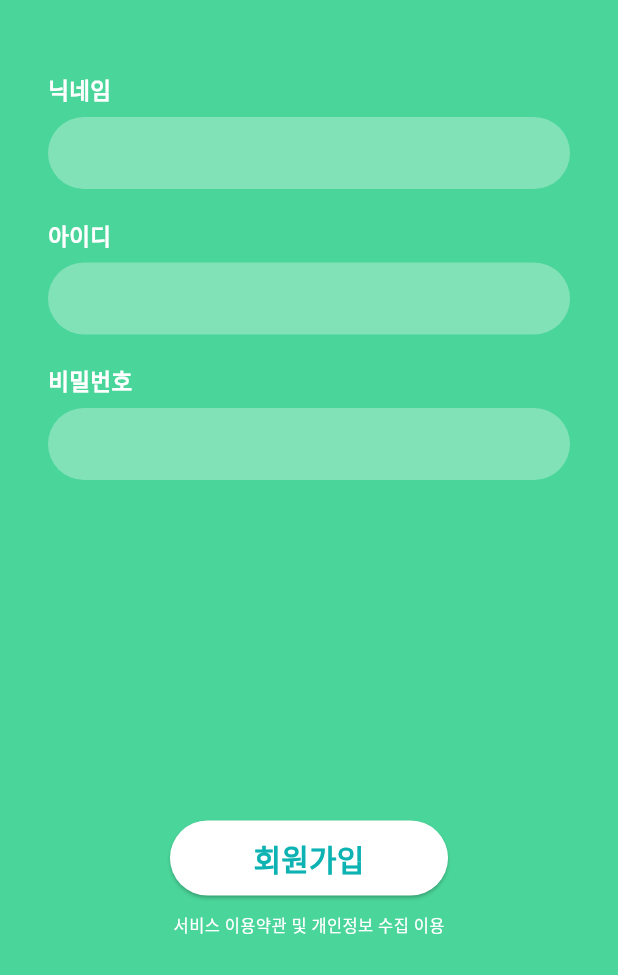
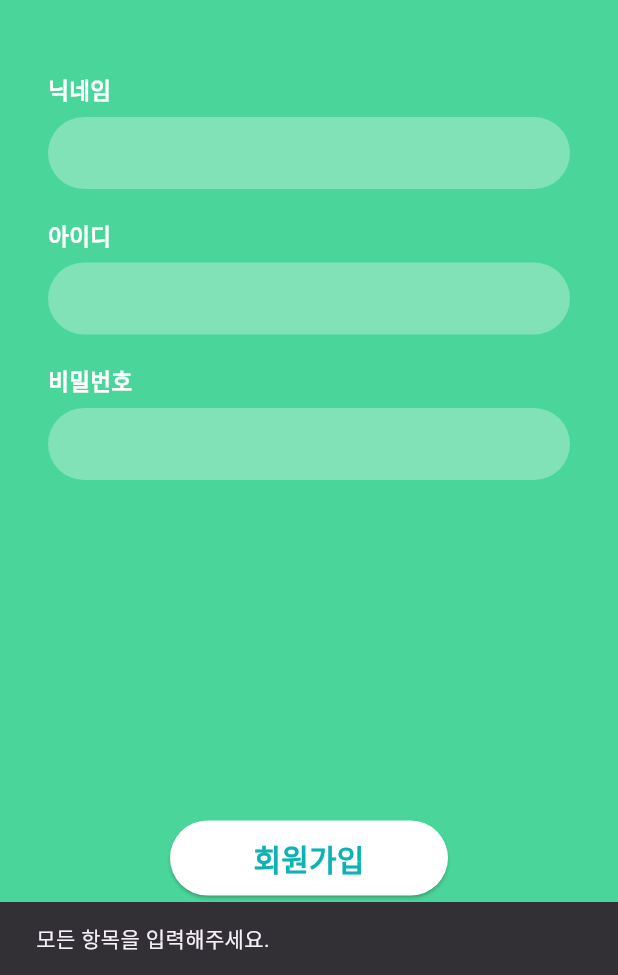
Before and after one commit to AAKKQQJJ/YOUTURN_APP, a Flutter app: the SignupScreen screen opened by its route, after a tap on "회원가입", on a phone screen of 412 x 824 dp, the part 261-1236 px from its top. Run offline on Flutter 3.47's test engine with Material 3 defaults, Android fonts, the light colour scheme and no system bars; our stand-ins replace dio, go_router; Roboto replaces fonts that are missing (malang); project files that could hold a hidden picture were left out.

```diff
--- a/lib/features/auth/auth_api.dart
+++ b/lib/features/auth/auth_api.dart
@@ -10,12 +10,14 @@ class AuthApi {
     });
   }
 
-  static Future<Response> signup(String nickname, String id, String pw) {
-    return DioClient.dio.post(ApiRoutes.signup, data: {
+  static Future<bool> signup(String nickname, String id, String password) async {
+    final response = await DioClient.dio.post('/v1/auth/signup', data: {
       'nickname': nickname,
-      'id': id,
-      'password': pw,
+      'login_id': id,
+      'password': password,
     });
+
+    return response.statusCode == 201;
   }
 
   static Future<Response> autoLogin(String refreshToken) {
--- a/lib/features/screens/login_screen.dart
+++ b/lib/features/auth/screen/login_screen.dart
@@ -1,7 +1,7 @@
 import 'package:flutter/material.dart';
 import 'package:go_router/go_router.dart';
 
-import '../../core/const/colors.dart';
+import '../../../core/const/colors.dart';
 
 class LoginScreen extends StatelessWidget {
   const LoginScreen({super.key});
--- a/lib/features/screens/signup_screen.dart
+++ b/lib/features/auth/screen/signup_screen.dart
@@ -1,10 +1,22 @@
 import 'package:flutter/material.dart';
 import 'package:go_router/go_router.dart';
 
-import '../../core/const/colors.dart'; // primaryColor 등
+import '../../../core/const/colors.dart';
+import '../auth_api.dart'; // primaryColor 등
 
-class SignupScreen extends StatelessWidget {
+class SignupScreen extends StatefulWidget {
   const SignupScreen({super.key});
+
+  @override
+  State<SignupScreen> createState() => _SignupScreenState();
+}
+
+class _SignupScreenState extends State<SignupScreen> {
+  final TextEditingController nicknameController = TextEditingController();
+
+  final TextEditingController idController = TextEditingController();
+
+  final TextEditingController passwordController = TextEditingController();
 
   @override
   Widget build(BuildContext context) {
@@ -78,8 +90,9 @@ class SignupScreen extends StatelessWidget {
                   color: Colors.white.withOpacity(0.3),
                   borderRadius: BorderRadius.circular(32),
                 ),
-                child: const TextField(
-                  decoration: InputDecoration(
+                child: TextField(
+                  controller: nicknameController,
+                  decoration: const InputDecoration(
                     border: InputBorder.none,
                     contentPadding: EdgeInsets.symmetric(horizontal: 20),
                   ),
@@ -106,7 +119,8 @@ class SignupScreen extends StatelessWidget {
                   color: Colors.white.withOpacity(0.3),
                   borderRadius: BorderRadius.circular(32),
                 ),
-                child: const TextField(
+                child: TextField(
+                  controller: idController,
                   decoration: InputDecoration(
                     border: InputBorder.none,
                     contentPadding: EdgeInsets.symmetric(horizontal: 20),
@@ -134,7 +148,8 @@ class SignupScreen extends StatelessWidget {
                   color: Colors.white.withOpacity(0.3),
                   borderRadius: BorderRadius.circular(32),
                 ),
-                child: const TextField(
+                child: TextField(
+                  controller: passwordController,
                   obscureText: true,
                   decoration: InputDecoration(
                     border: InputBorder.none,
@@ -156,8 +171,36 @@ class SignupScreen extends StatelessWidget {
                       borderRadius: BorderRadius.circular(25),
                     ),
                   ),
-                  onPressed: () {
-                    // 회원가입 처리 로직 또는 다음 화면 이동
+                  onPressed: () async {
+                    final nickname = nicknameController.text.trim();
+                    final id = idController.text.trim();
+                    final pw = passwordController.text.trim();
+
+                    if (nickname.isEmpty || id.isEmpty || pw.isEmpty) {
+                      ScaffoldMessenger.of(context).showSnackBar(
+                        const SnackBar(content: Text('모든 항목을 입력해주세요.')),
+                      );
+                      return;
+                    }
+
+                    try {
+                      final success = await AuthApi.signup(nickname, id, pw);
+
+                      if (success) {
+                        ScaffoldMessenger.of(context).showSnackBar(
+                          const SnackBar(content: Text('회원가입이 완료되었습니다.')),
+                        );
+                        context.go('/login'); // 또는 context.pop() 으로 로그인 화면 복귀
+                      } else {
+                        ScaffoldMessenger.of(context).showSnackBar(
+                          const SnackBar(content: Text('회원가입에 실패했습니다.')),
+                        );
+                      }
+                    } catch (e) {
+                      ScaffoldMessenger.of(context).showSnackBar(
+                        SnackBar(content: Text('에러 발생: $e')),
+                      );
+                    }
                   },
                   child: const Text(
                     '회원가입',
--- a/lib/main.dart
+++ b/lib/main.dart
@@ -2,9 +2,9 @@ import 'package:flutter/material.dart';
 import 'package:go_router/go_router.dart';
 import 'package:youturn/features/chatbot/screen/chatbot_screen.dart';
 
-import 'features/screens/login_screen.dart';
+import 'features/auth/screen/login_screen.dart';
+import 'features/auth/screen/signup_screen.dart';
 import 'features/screens/main_screen.dart';
-import 'features/screens/signup_screen.dart';
 
 final GoRouter _router = GoRouter(
   initialLocation: '/login',
--- a/pubspec.yaml
+++ b/pubspec.yaml
@@ -62,6 +62,8 @@ flutter:
   assets:
     - asset/img/Apple.png
     - asset/img/logo.png
+    - asset/img/bot_image.png
+    - asset/img/user_image.png
 
   fonts:
     - family: malang
```
Also changed, not shown: asset/img/bot_image.png (added), asset/img/user_image.png (added), 4 other files.
